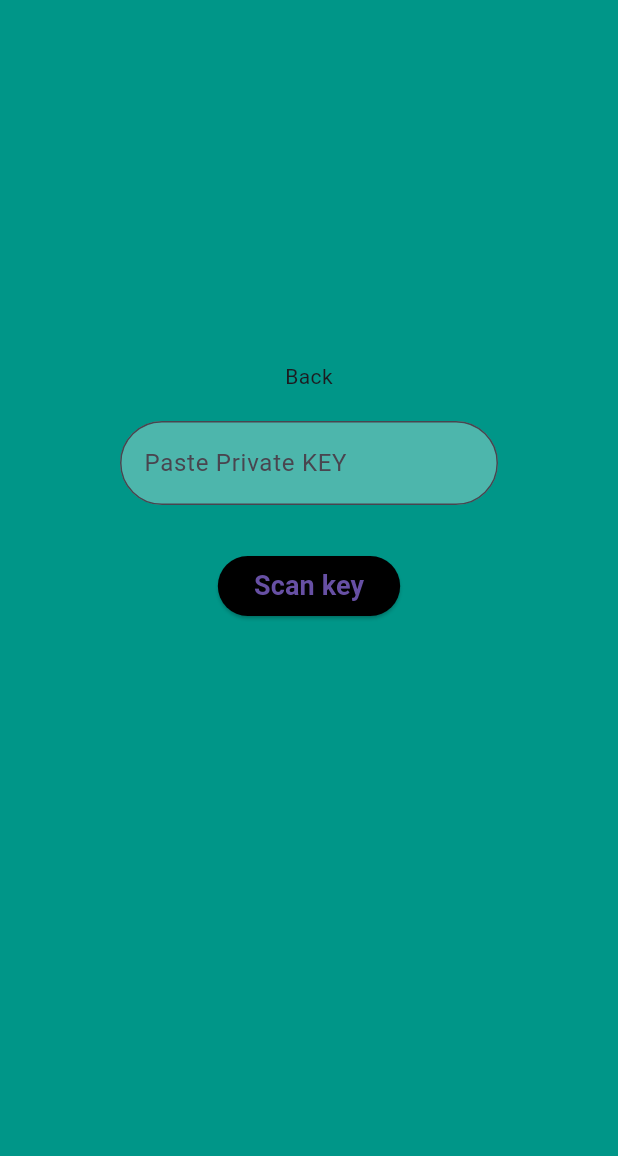
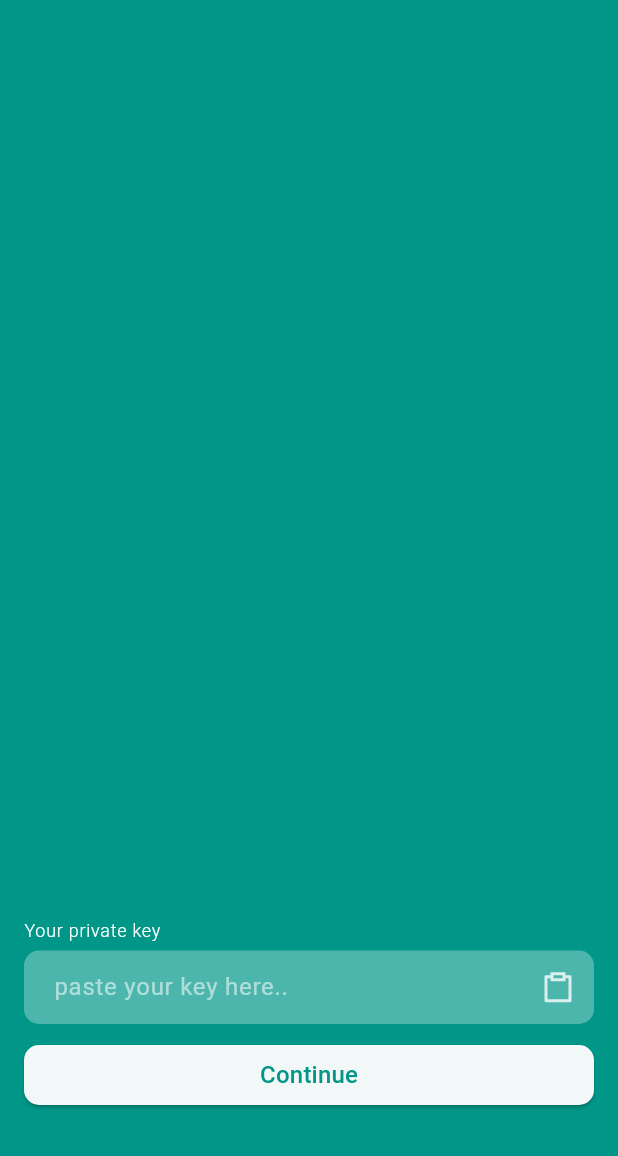
Before and after one commit to SyoolahHome/Syoolah, a Flutter app: the ScanKey screen opened directly, on a phone screen of 412 x 824 dp, the part 80-1236 px from its top. Run offline on Flutter 3.47's test engine with Material 2 defaults, Android fonts, the phone set to English and light mode, and no system bars; our stand-ins replace dio, flutter_remix, logger, progress_indicators, shared_preferences, sqlite3_flutter_libs; missing offline and left inert: nostr, sqlite3; accounts and stored records are empty.

Commit message:
[ Add ] implemented more refactor for scan screen

```diff
--- a/lib/constants/strings.dart
+++ b/lib/constants/strings.dart
@@ -5,4 +5,7 @@ abstract class AppStrings {
   static const String continueText = "Continue";
   static const String privateKeyAccess = "Private Key access";
   static const String yourName = "Your name";
+  static const String yourPrivateKey = "Your private key";
+  static const String writeYourKey = "paste your key here..";
+  static const String scan = "Scan";
 }
--- a/lib/constants/themes.dart
+++ b/lib/constants/themes.dart
@@ -9,6 +9,32 @@ abstract class AppThemes {
     inputDecorationTheme: InputDecorationTheme(
       fillColor: AppColors.white.withOpacity(0.3),
       filled: true,
-          ),
+      contentPadding:
+          const EdgeInsets.symmetric(horizontal: 16, vertical: 12.5),
+      border: OutlineInputBorder(
+        borderRadius: BorderRadius.circular(10),
+        borderSide: BorderSide.none,
+      ),
+      errorBorder: OutlineInputBorder(
+        borderRadius: BorderRadius.circular(10),
+        borderSide: BorderSide.none,
+      ),
+      focusedErrorBorder: OutlineInputBorder(
+        borderRadius: BorderRadius.circular(10),
+        borderSide: BorderSide.none,
+      ),
+      focusedBorder: OutlineInputBorder(
+        borderRadius: BorderRadius.circular(10),
+        borderSide: BorderSide.none,
+      ),
+      enabledBorder: OutlineInputBorder(
+        borderRadius: BorderRadius.circular(10),
+        borderSide: BorderSide.none,
+      ),
+      hintStyle: TextStyle(
+        color: AppColors.white.withOpacity(0.55),
+        fontWeight: FontWeight.normal,
+      ),
+    ),
   );
 }
--- a/lib/presentation/home/widgets/name_field.dart
+++ b/lib/presentation/home/widgets/name_field.dart
@@ -21,35 +21,9 @@ class NameField extends StatelessWidget {
               ),
         ),
         const SizedBox(height: 5),
-        TextField(
+        const TextField(
           decoration: InputDecoration(
-            contentPadding:
-                const EdgeInsets.symmetric(horizontal: 16, vertical: 12.5),
-            border: OutlineInputBorder(
-              borderRadius: BorderRadius.circular(10),
-              borderSide: BorderSide.none,
-            ),
-            errorBorder: OutlineInputBorder(
-              borderRadius: BorderRadius.circular(10),
-              borderSide: BorderSide.none,
-            ),
-            focusedErrorBorder: OutlineInputBorder(
-              borderRadius: BorderRadius.circular(10),
-              borderSide: BorderSide.none,
-            ),
-            focusedBorder: OutlineInputBorder(
-              borderRadius: BorderRadius.circular(10),
-              borderSide: BorderSide.none,
-            ),
-            enabledBorder: OutlineInputBorder(
-              borderRadius: BorderRadius.circular(10),
-              borderSide: BorderSide.none,
-            ),
             hintText: AppStrings.writeYourNameHere,
-            hintStyle: TextStyle(
-              color: AppColors.white.withOpacity(0.55),
-              fontWeight: FontWeight.normal,
-            ),
           ),
         ),
       ],
--- a/lib/presentation/scan/scan.dart
+++ b/lib/presentation/scan/scan.dart
@@ -1,56 +1,32 @@
 import 'package:ditto/constants/colors.dart';
-import 'package:ditto/main.dart';
+import 'package:ditto/widget/margined_body.dart';
 import 'package:flutter/material.dart';
-
 import 'widgets/app_bar.dart';
+import 'widgets/button.dart';
+import 'widgets/key_field.dart';
 
 class ScanKey extends StatelessWidget {
   const ScanKey({Key? key}) : super(key: key);
 
   @override
   Widget build(BuildContext context) {
+    const heightSeparator = 10.0;
+
     return Scaffold(
       appBar: const CustomAppBar(),
       backgroundColor: AppColors.teal,
-      body: Center(
-        child: Column(
-          children: [
-            Padding(
-              padding: EdgeInsets.only(top: 238.0),
-              child: InkWell(
-                child: Text("Back"),
-                onTap: () {
-                  Navigator.push(context,
-                      MaterialPageRoute(builder: (context) => const MyApp()));
-                },
-              ),
-            ),
-            const SizedBox(
-              height: 20,
-            ),
-            Padding(
-              padding: const EdgeInsets.only(left: 80, right: 80),
-              child: TextField(
-                decoration: InputDecoration(
-                    border: OutlineInputBorder(
-                        borderSide: const BorderSide(
-                          width: 15,
-                        ),
-                        borderRadius: BorderRadius.circular(50)),
-                    hintText: "Paste Private KEY"),
-              ),
-            ),
-            const SizedBox(
-              height: 30,
-            ),
-            ElevatedButton(
-                style: ElevatedButton.styleFrom(primary: Colors.black),
-                onPressed: () {},
-                child: const Text(
-                  "Scan key",
-                  style: TextStyle(fontSize: 18, fontWeight: FontWeight.bold),
-                ))
-          ],
+      body: MarginedBody(
+        child: Center(
+          child: Column(
+            children: const <Widget>[
+              SizedBox(height: heightSeparator * 2),
+              Spacer(),
+              KeyField(),
+              SizedBox(height: heightSeparator),
+              CustomButton(),
+              SizedBox(height: heightSeparator * 3),
+            ],
+          ),
         ),
       ),
     );
--- /dev/null
+++ b/lib/presentation/scan/widgets/button.dart
@@ -0,0 +1,34 @@
+import 'package:flutter/material.dart';
+
+import '../../../constants/colors.dart';
+import '../../../constants/strings.dart';
+
+class CustomButton extends StatelessWidget {
+  const CustomButton({super.key});
+
+  @override
+  Widget build(BuildContext context) {
+    final scaffoldColor =
+        context.findAncestorWidgetOfExactType<Scaffold>()!.backgroundColor;
+
+    return SizedBox(
+      width: double.infinity,
+      child: ElevatedButton(
+        onPressed: () {},
+        style: ElevatedButton.styleFrom(
+          backgroundColor: AppColors.white.withOpacity(0.95),
+          shape: RoundedRectangleBorder(
+            borderRadius: BorderRadius.circular(10),
+          ),
+        ),
+        child: Text(
+          AppStrings.continueText,
+          style: Theme.of(context).textTheme.titleMedium?.copyWith(
+                color: scaffoldColor,
+                fontWeight: FontWeight.w500,
+              ),
+        ),
+      ),
+    );
+  }
+}
--- /dev/null
+++ b/lib/presentation/scan/widgets/key_field.dart
@@ -0,0 +1,69 @@
+import 'package:ditto/constants/colors.dart';
+import 'package:flutter/material.dart';
+import 'package:flutter/services.dart';
+import 'package:flutter_remix/flutter_remix.dart';
+
+import '../../../constants/strings.dart';
+
+class KeyField extends StatefulWidget {
+  const KeyField({
+    super.key,
+  });
+
+  @override
+  State<KeyField> createState() => _KeyFieldState();
+}
+
+class _KeyFieldState extends State<KeyField> {
+  TextEditingController? _controller;
+
+  @override
+  void initState() {
+    super.initState();
+    _controller = TextEditingController();
+  }
+
+  @override
+  void dispose() {
+    _controller!.dispose();
+    super.dispose();
+  }
+
+  @override
+  Widget build(BuildContext context) {
+    return Column(
+      crossAxisAlignment: CrossAxisAlignment.start,
+      children: <Widget>[
+        Text(
+          AppStrings.yourPrivateKey,
+          style: Theme.of(context).textTheme.labelMedium?.copyWith(
+                color: AppColors.white,
+                fontWeight: FontWeight.w300,
+              ),
+        ),
+        const SizedBox(height: 5),
+        TextField(
+          controller: _controller,
+          decoration: InputDecoration(
+            hintText: AppStrings.writeYourKey,
+            suffixIcon: GestureDetector(
+              onTap: () {
+                Clipboard.getData('text/plain').then(
+                  (value) {
+                    if (value != null && value.text != null) {
+                      _controller!.text = value.text!;
+                    }
+                  },
+                );
+              },
+              child: Icon(
+                FlutterRemix.clipboard_line,
+                color: AppColors.white.withOpacity(0.8),
+              ),
+            ),
+          ),
+        ),
+      ],
+    );
+  }
+}
--- a/lib/screen/home.dart
+++ b/lib/screen/home.dart
@@ -59,7 +59,9 @@ class HomeScreen extends StatelessWidget {
                   onTap: () {
                     Clipboard.setData(ClipboardData(text: projectUrl));
                     displaySnackBar(
-                        context, 'copied to clipboard: $projectUrl');
+                      context,
+                      'copied to clipboard: $projectUrl',
+                    );
                   },
                 ),
               ),
```
